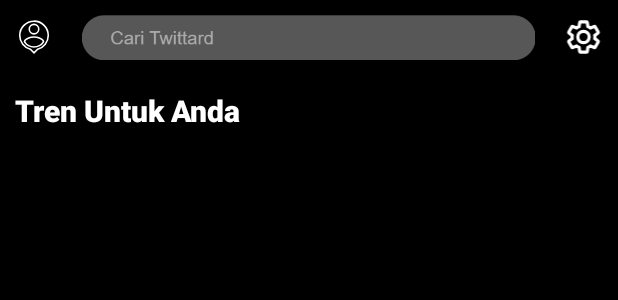
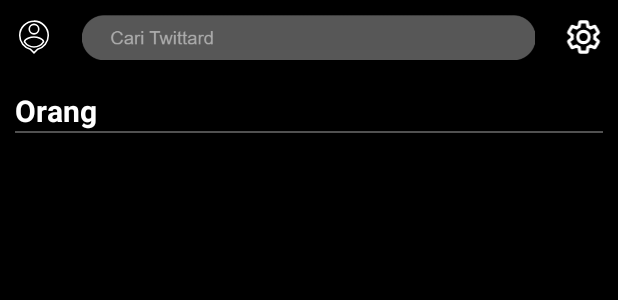
Before and after one commit to JoyAbrian/Twittard, an Android app: the layout fragment_search.xml on its own in the app's theme, with its tools: preview values and no code run, on a phone screen of 412 x 824 dp. Shown: the top 300 px of the screen. Run offline under Robolectric (Android 15) with nearby library versions, the phone set to English and light mode, and no system bars.

Commit message:
search title

```diff
--- a/app/src/main/res/layout/fragment_search.xml
+++ b/app/src/main/res/layout/fragment_search.xml
@@ -13,12 +13,56 @@
         android:layout_height="0dp"
         android:layout_weight="1"/>
 
+    <androidx.core.widget.NestedScrollView
+        android:layout_width="match_parent"
+        android:layout_height="0dp"
+        android:layout_weight="15"
+        android:layout_margin="10dp">
+
+        <LinearLayout
+            android:layout_width="match_parent"
+            android:layout_height="wrap_content"
+            android:orientation="vertical">
+
+            <!-- First RecyclerView -->
+            <TextView
+                android:layout_width="match_parent"
+                android:layout_height="wrap_content"
+                android:text="Orang"
+                android:textColor="#FFFFFF"
+                android:textSize="20sp"
+                android:textStyle="bold" />
+
+            <androidx.recyclerview.widget.RecyclerView
+                android:id="@+id/rvAccount"
+                android:layout_width="match_parent"
+                android:layout_height="wrap_content"
+                android:layout_marginHorizontal="5dp"/>
+
+
+            <!-- Second RecyclerView -->
+            <View
+                android:layout_width="match_parent"
+                android:layout_height="1dp"
+                android:background="#515151"/>
+
+            <androidx.recyclerview.widget.RecyclerView
+                android:id="@+id/rvTweet"
+                android:layout_width="match_parent"
+                android:layout_height="0dp"
+                android:layout_weight="1"/>
+
+        </LinearLayout>
+
+    </androidx.core.widget.NestedScrollView>
+
     <ScrollView
         android:layout_width="match_parent"
         android:layout_height="0dp"
         android:layout_weight="15"
         android:layout_margin="10dp"
-        android:scrollbars="none">
+        android:scrollbars="none"
+        android:visibility="gone">
 
         <LinearLayout
             android:id="@+id/parents"
```
